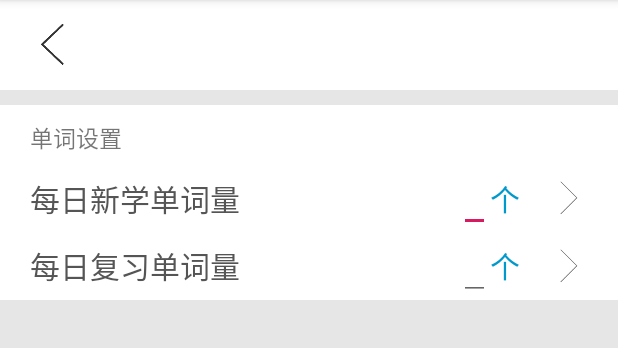
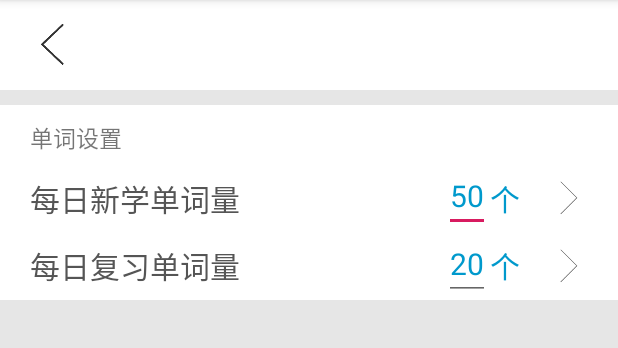
Before and after one commit to CofJus/iReciteWord, an Android app: the StudySettingActivity screen opened directly, with no data from a screen before it, on a phone screen of 412 x 824 dp, the part 84-432 px from its top. Run offline under Robolectric (Android 15) with nearby library versions, the phone set to English and light mode, and no system bars.

Commit message:
单词数提交改为整型数据

```diff
--- a/app/src/main/java/com/hhu/ireciteword/ui/StudySettingActivity.java
+++ b/app/src/main/java/com/hhu/ireciteword/ui/StudySettingActivity.java
@@ -5,8 +5,11 @@ import androidx.appcompat.app.AppCompatActivity;
 import android.content.Context;
 import android.content.SharedPreferences;
 import android.os.Bundle;
+import android.text.Editable;
+import android.text.TextWatcher;
 import android.view.KeyEvent;
 import android.view.View;
+import android.widget.EditText;
 import android.widget.ImageView;
 import android.widget.TextView;
 import android.widget.Toast;
@@ -48,13 +51,17 @@ public class StudySettingActivity extends AppCompatActivity {
             }
         });
 
-        study_word=findViewById(R.id.ed_1);
-        review_word=findViewById(R.id.et_2);
+        study_word=(LastInputEditText) findViewById(R.id.ed_1);
+        review_word=(LastInputEditText) findViewById(R.id.et_2);
+
+
 
         //监听器
         study_word.setOnEditorActionListener(new TextView.OnEditorActionListener() {
             @Override
             public boolean onEditorAction(TextView v, int actionId, KeyEvent event) {
+
+
                 //获取EditText数字
                 int number1 = Integer.parseInt(study_word.getText().toString());
                 //保存当前选择 EditTExt id
@@ -64,6 +71,7 @@ public class StudySettingActivity extends AppCompatActivity {
                 Toast.makeText(getApplicationContext(),"每日新学单词:"+study_word.getText().toString()+"个",Toast.LENGTH_LONG).show();
                 return false;
             }
+
         });
 
         review_word.setOnEditorActionListener(new TextView.OnEditorActionListener() {
@@ -84,9 +92,12 @@ public class StudySettingActivity extends AppCompatActivity {
     @Override
     protected void onResume() {
         super.onResume();
-        //get:获取保存的EditText id  直接选中保存的id
-        String num1 = (String) get(this, "num1", "");
-        String num2 = (String) get(this, "num2", "");
+        //将保存的数据转化为整型，默认50和20
+        int num1 = Integer.parseInt((String) get(StudySettingActivity.this, "num1", "50")) ;
+        int num2 = Integer.parseInt((String) get(StudySettingActivity.this, "num2", "20"));
+//        String num1 = (String) get(this, "num1", "");
+//        String num2 = (String) get(this, "num2", "");
+
         review_word.setText(num2+"");
         study_word.setText(num1+"");
 
--- a/app/src/main/res/layout/activity_study_setting.xml
+++ b/app/src/main/res/layout/activity_study_setting.xml
@@ -71,7 +71,7 @@
                 android:layout_width="wrap_content"
                 android:layout_height="wrap_content"
                 android:inputType="number"
-                android:text="50"
+
                 android:textColor="@color/main_color"
                 android:textSize="20sp" />
 
@@ -112,7 +112,7 @@
                 android:layout_width="wrap_content"
                 android:layout_height="wrap_content"
                 android:inputType="number"
-                android:text="20"
+
                 android:textColor="@color/main_color"
                 android:textSize="20sp" />
 
```
